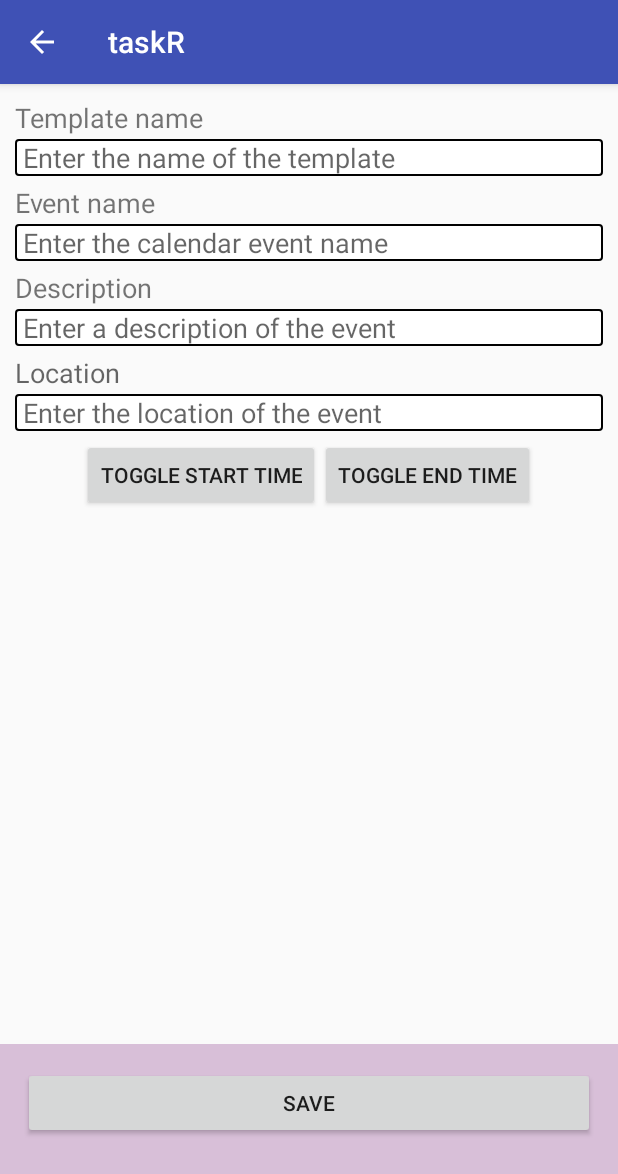
After one commit to dphtran501/taskR, an Android app: the SchedulerAddTemplate screen opened directly, with no data from a screen before it, on a phone screen of 412 x 824 dp. The commit adds this screen. Shown: the top 1174 px of the screen. Run offline under Robolectric (Android 15) with nearby library versions, the phone set to English and light mode, and no system bars.

Commit message:
Re-Implementation of Controller. Still work in progress

```diff
--- a/app/src/main/AndroidManifest.xml
+++ b/app/src/main/AndroidManifest.xml
@@ -22,6 +22,10 @@
         </activity>
         <activity android:name=".controller.ViewAllProjectsActivity"></activity>
         <activity android:name=".controller.AddProjectActivity"></activity>
+        <activity
+            android:name=".view.scheduler.SchedulerAddTemplate"
+            android:parentActivityName=".controller.MainActivity"></activity>
+        <activity android:name=".view.scheduler.SchedulerHome"></activity>
     </application>
     <uses-permission android:name="android.permission.READ_CALENDAR"></uses-permission>
     <uses-permission android:name="android.permission.WRITE_CALENDAR"></uses-permission>
--- /dev/null
+++ b/app/src/main/java/edu/orangecoastcollege/cs272/taskr/view/scheduler/SchedulerAddTemplate.java
@@ -0,0 +1,90 @@
+package edu.orangecoastcollege.cs272.taskr.view.scheduler;
+
+import android.support.v7.app.AppCompatActivity;
+import android.os.Bundle;
+import android.view.View;
+import android.widget.EditText;
+import android.widget.TextView;
+
+import edu.orangecoastcollege.cs272.taskr.R;
+import edu.orangecoastcollege.cs272.taskr.controller.Controller;
+import edu.orangecoastcollege.cs272.taskr.model.Template;
+
+public class SchedulerAddTemplate extends AppCompatActivity implements View.OnClickListener {
+
+    EditText templateNameET;
+    EditText eventNameET;
+    EditText descriptionET;
+    EditText locationET;
+    boolean startTimeToggle;
+    boolean endTimeToggle;
+    TextView startTime;
+    Controller controller = Controller.getInstance();
+
+    @Override
+    protected void onCreate(Bundle savedInstanceState) {
+        super.onCreate(savedInstanceState);
+        setContentView(R.layout.scheduler_add_template);
+        findViewById(R.id.s_save_new).setOnClickListener(this);
+        findViewById(R.id.s_toggle_startTime).setOnClickListener(this);
+        findViewById(R.id.s_toggle_endTime).setOnClickListener(this);
+
+        endTimeToggle = false;
+        startTimeToggle = false;
+        startTime = (TextView) findViewById(R.id.s_startTime_tv);
+
+        templateNameET = (EditText) findViewById(R.id.s_nameET);
+        eventNameET = (EditText) findViewById(R.id.s_summaryET);
+        descriptionET = (EditText) findViewById(R.id.s_descET);
+        locationET = (EditText) findViewById(R.id.s_locationET);
+
+
+    }
+
+    private void createFromTemplateFields() {
+        String templateName = templateNameET.getText().toString();
+        String eventName = eventNameET.getText().toString();
+        String description = descriptionET.getText().toString();
+        String location = locationET.getText().toString();
+        //String startTime = String.valueOf(startTimeTP.getHour()) + ":" + String.valueOf(startTimeTP.getMinute());
+        //String endTime;
+        //if (endTimeToggle) {
+        //   endTime = String.valueOf(endTimeTP.getHour()) + ":" + String.valueOf(endTimeTP.getMinute());
+        //} else {
+        //    endTime = "";
+
+        controller.addTemplate(new Template(templateName, eventName, description, location, "12:00", "12:00"));
+        }
+
+    @Override
+    public void onClick(View v) {
+        switch (v.getId()) {
+            case R.id.s_toggle_startTime:
+                startTimeToggle = !startTimeToggle;
+                if (startTimeToggle) {
+                    findViewById(R.id.s_startTime_button).setVisibility(View.VISIBLE);
+                    findViewById(R.id.s_startTime_tv).setVisibility(View.VISIBLE);
+                } else {
+                    findViewById(R.id.s_startTime_button).setVisibility(View.GONE);
+                    findViewById(R.id.s_startTime_tv).setVisibility(View.GONE);
+                }
+                break;
+            case R.id.s_toggle_endTime:
+                endTimeToggle = !endTimeToggle;
+                if (endTimeToggle) {
+                    findViewById(R.id.s_endTime_button).setVisibility(View.VISIBLE);
+                    findViewById(R.id.s_endTime_tv).setVisibility(View.VISIBLE);
+                } else {
+                    findViewById(R.id.s_endTime_button).setVisibility(View.GONE);
+                    findViewById(R.id.s_endTime_tv).setVisibility(View.GONE);
+                }
+                break;
+            case R.id.s_startTime_button:
+                break;
+            case R.id.s_endTime_button:
+                break;
+            case R.id.s_save_new:
+                break;
+        }
+    }
+    }
--- a/app/src/main/res/layout/scheduler_add_template.xml
+++ b/app/src/main/res/layout/scheduler_add_template.xml
@@ -1,5 +1,6 @@
 <?xml version="1.0" encoding="utf-8"?>
 <LinearLayout xmlns:android="http://schemas.android.com/apk/res/android"
+    xmlns:tools="http://schemas.android.com/tools"
     android:orientation="vertical"
     android:layout_width="match_parent"
     android:layout_height="match_parent"
@@ -76,6 +77,12 @@
             <LinearLayout
                 android:layout_width="match_parent"
                 android:layout_height="wrap_content"
+                android:gravity="center_horizontal"
+                android:orientation="horizontal">
+                    <LinearLayout
+                        android:layout_width="wrap_content"
+                        android:layout_height="wrap_content"
+                        android:orientation="vertical"
                         android:gravity="center">
                         <Button
                             android:id="@+id/s_toggle_startTime"
@@ -83,24 +90,65 @@
                             android:layout_height="wrap_content"
                             android:layout_marginTop="5dp"
                             android:text="@string/s_toggle_startTime"/>
+                        <TextView
+                            android:id="@+id/s_startTime_tv"
+                            android:layout_width="wrap_content"
+                            android:layout_height="wrap_content"
+                            android:text="@string/s_startTime_text"
+                            android:visibility="gone"
+                            tools:visibility="visible"/>
+                        <Button
+                            android:id="@+id/s_startTime_button"
+                            android:layout_width="100dp"
+                            android:layout_height="50dp"
+                            android:text="@string/s_pick_startTime"
+                            android:visibility="gone"
+                            tools:visibility="visible"/>
+                    </LinearLayout>
+                <LinearLayout
+                    android:layout_width="wrap_content"
+                    android:layout_height="wrap_content"
+                    android:orientation="vertical"
+                    android:gravity="center">
                     <Button
                         android:id="@+id/s_toggle_endTime"
                         android:layout_width="wrap_content"
                         android:layout_height="wrap_content"
                         android:layout_marginTop="5dp"
                         android:text="@string/s_toggle_endTime"/>
+                    <TextView
+                        android:id="@+id/s_endTime_tv"
+                        android:layout_width="wrap_content"
+                        android:layout_height="wrap_content"
+                        android:text="@string/s_endTime_text"
+                        android:visibility="gone"
+                        tools:visibility="visible"/>
+                    <Button
+                        android:id="@+id/s_endTime_button"
+                        android:layout_width="100dp"
+                        android:layout_height="50dp"
+                        android:text="@string/s_pick_endTime"
+                        android:visibility="gone"
+                        tools:visibility="visible"/>
+                </LinearLayout>
             </LinearLayout>
 
 
         </LinearLayout>
+
     </ScrollView>
 
     <LinearLayout
         android:layout_width="match_parent"
         android:layout_height="0dp"
         android:layout_weight="1"
-        android:background="@color/thistle">
-
+        android:background="@color/thistle"
+        android:padding="15dp">
+        <Button
+            android:id="@+id/s_save_new"
+            android:layout_width="fill_parent"
+            android:layout_height="wrap_content"
+            android:text="@string/save"/>
 
     </LinearLayout>
 
--- a/app/src/main/res/values/strings.xml
+++ b/app/src/main/res/values/strings.xml
@@ -1,7 +1,8 @@
 <resources>
     <string name="app_name">taskR</string>
 
-    <!-- // MainActivity // -->
+    <!-- // General Text Strings // -->
+    <string name="save">Save</string>
 
     <!-- Vincent -->
     <string name="ma_vincent_login_text_false">Please log in</string>
@@ -27,6 +28,10 @@
     <string name="s_locationHint">Enter the location of the event</string>
     <string name="s_toggle_startTime">Toggle Start Time</string>
     <string name="s_toggle_endTime">Toggle End Time</string>
+    <string name="s_pick_startTime">Pick Start Time</string>
+    <string name="s_pick_endTime">Pick End Time</string>
+    <string name="s_startTime_text">Start Time</string>
+    <string name="s_endTime_text">End Time</string>
 
     <!-- Derek -->
     <string name="ma_derek_go_text">manageR</string>
@@ -77,7 +82,7 @@
 
     <!-- Brian -->
     <string name="ma_brian_go_text">remindeR</string>
-    <string name="ma_brian_reminder_desc">IS BRIAN EVER GOING TO DELIVER. STAY TUNED</string>
+    <string name="ma_brian_reminder_desc">IS BRIAN EVER GOING TO DELIVER? STAY TUNED</string>
 
 
 </resources>
```
Also changed, not shown: app/build.gradle (+4 -4 lines), app/src/main/java/edu/orangecoastcollege/cs272/taskr/controller/Controller.java (added, +60 -0 lines), app/src/main/java/edu/orangecoastcollege/cs272/taskr/controller/MainActivity.java (+11 -40 lines), app/src/main/java/edu/orangecoastcollege/cs272/taskr/model/DBHelper.java (+26 -1 lines), app/src/main/java/edu/orangecoastcollege/cs272/taskr/model/Template.java (+10 -0 lines), app/src/main/java/edu/orangecoastcollege/cs272/taskr/view/scheduler/SchedulerAdapter.java (added, +63 -0 lines), app/src/main/java/edu/orangecoastcollege/cs272/taskr/view/scheduler/SchedulerHome.java (added, +49 -0 lines), app/src/main/java/edu/orangecoastcollege/cs272/taskr/view/scheduler/TemplateListAdapter.java (renamed from app/src/main/java/edu/orangecoastcollege/cs272/taskr/view/SchedulerAdapter.java, +9 -15 lines), app/src/main/java/edu/orangecoastcollege/cs272/taskr/view/scheduler/TimePickerFragment.java (added, +40 -0 lines), app/src/main/res/anim/left_in.xml (added, +10 -0 lines), app/src/main/res/anim/left_out.xml (added, +11 -0 lines), app/src/main/res/layout/activity_main.xml (+9 -4 lines), app/src/main/res/layout/scheduler_home.xml (+6 -2 lines). Lines whose indentation alone changed are shown as unchanged.
